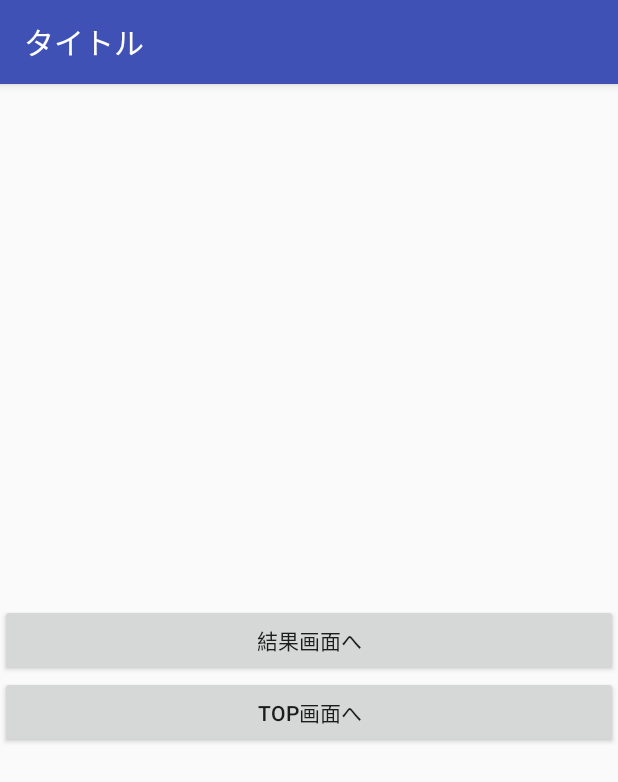
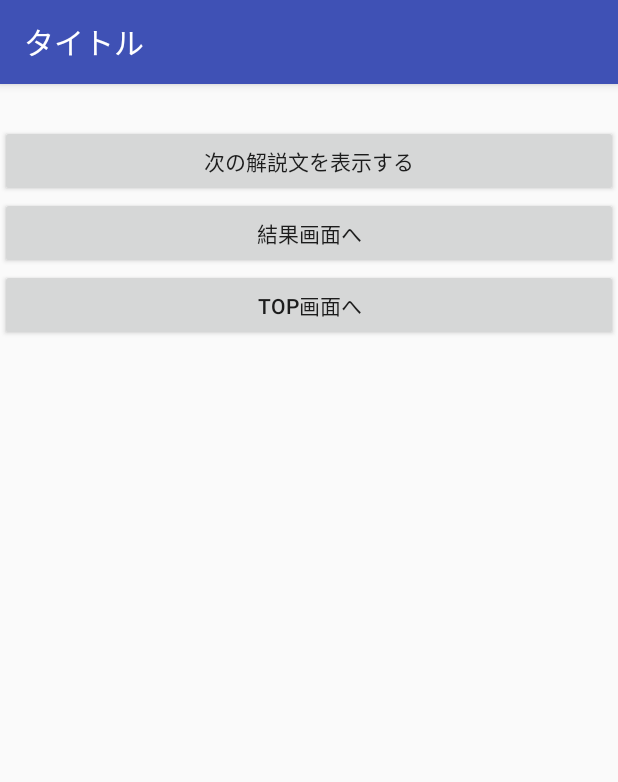
Before and after one commit to yuuki-shinpo/QuizAppli, an Android app: the CorrectSampleActivity screen opened directly, with no data from a screen before it, on a phone screen of 412 x 824 dp. Shown: the top 782 px of the screen. Run offline under Robolectric (Android 15) with nearby library versions, the phone set to English and light mode, and no system bars; 3 statements that could not run were skipped.

Commit message:
新保： CorrectSampleActivity→TextViewを1つに変更し、ボタンを押下することにいろ次の解説を表示させる仕様に変更

```diff
--- a/app/src/main/java/com/example/sample/quizappli/CorrectSampleActivity.java
+++ b/app/src/main/java/com/example/sample/quizappli/CorrectSampleActivity.java
@@ -10,8 +10,14 @@ import android.widget.TextView;
 
 public class CorrectSampleActivity extends AppCompatActivity {
 
-    String tableName ;
+    String tableName;
     int[] idOrder;
+    //count初期化
+    int count = 0;
+    int idnumber = 1;
+
+    //解説文の初期化
+    String[] text = new String[11];
 
     @Override
     protected void onCreate(Bundle savedInstanceState) {
@@ -23,22 +29,16 @@ public class CorrectSampleActivity extends AppCompatActivity {
         Intent intent = getIntent();
         tableName = intent.getStringExtra("Question");
         //解説順のid配列を取得
-        int[] idOrder = intent.getIntArrayExtra("answerOrder");
+        idOrder = intent.getIntArrayExtra("answerOrder");
 
         //DB取得
         DatabaseHelper helper = new DatabaseHelper(CorrectSampleActivity.this);
         SQLiteDatabase db = helper.getReadableDatabase();
 
 
-        //count初期化
-        int count = 0;
 
-        //解説文の初期化
-        String text = null;
-
-        StringBuilder sb = new StringBuilder();
         //解説を取得
-        for (int id = 1 ; id < 11; id++) {
+        for (int id = 1; id < 11; id++) {
 
             String sql = "SELECT KAISETU FROM " + tableName + " WHERE _id = " + idOrder[id];
 
@@ -48,40 +48,50 @@ public class CorrectSampleActivity extends AppCompatActivity {
             //データ取得
             while (cursor.moveToNext()) {
                 int indexColumn = cursor.getColumnIndex("KAISETU");
+                StringBuilder sb = new StringBuilder();
                 sb.append("問題");
                 count++;
                 sb.append(count);
                 sb.append(": ");
                 sb.append(cursor.getString(indexColumn));
-                text = new String(sb);
+                //解説文を解答順に配列に格納
+                text[count] = new String(sb);
             }
-
-
-            TextView textView = findViewById(R.id.text + count);
-            textView.setText(text);
-
         }
-
+        onClicknextkaisetu();
     }
 
-    public void onClick(View view){
+    public void onClick(View view) {
         int id = view.getId();
-        Intent intent= null;
+        Intent intent = null;
         //押下されたボタンで画面遷移を分岐
-        switch (id){
+        switch (id) {
+            case R.id.button_nextkaisetu://最後の問題まで出し切ったらボタンを使用不可能にする
+                onClicknextkaisetu();
+                break;
+
             case R.id.button_result:
-                intent = new Intent(CorrectSampleActivity.this,ResultActivity.class);
+                intent = new Intent(CorrectSampleActivity.this, ResultActivity.class);
                 intent.putExtra("Question", tableName);
-                intent.putExtra("answerOrder",idOrder);
+                intent.putExtra("answerOrder", idOrder);
                 startActivity(intent);
                 break;
 
             case R.id.button_top:
+
                 finish();
+                //AFLG,DFLGの初期化処理を行う
                 break;
         }
     }
 
-
-
+    /*
+     * 次の解説文を表示
+     */
+    public void onClicknextkaisetu() {
+        TextView textView = findViewById(R.id.text1);
+        //textView.setText("　呼ばれました　"+idnumber);
+        textView.setText(text[idnumber]);
+        idnumber++;
+    }
 }
--- a/app/src/main/res/layout/activity_correct_sample.xml
+++ b/app/src/main/res/layout/activity_correct_sample.xml
@@ -10,70 +10,16 @@
         android:layout_width="match_parent"
         android:layout_height="wrap_content"
         android:text=""
-        android:textSize="25sp"/>
+        android:textSize="20sp"/>
 
-    <TextView
-        android:id="@+id/text2"
+    <Button
+        android:id="@+id/button_nextkaisetu"
         android:layout_width="match_parent"
         android:layout_height="wrap_content"
-        android:text=""
-        android:textSize="25sp"/>
+        android:text="次の解説文を表示する"
+        android:onClick="onClick"/>
 
-    <TextView
-        android:id="@+id/text3"
-        android:layout_width="match_parent"
-        android:layout_height="wrap_content"
-        android:text=""
-        android:textSize="25sp"/>
 
-    <TextView
-        android:id="@+id/text4"
-        android:layout_width="match_parent"
-        android:layout_height="wrap_content"
-        android:text=""
-        android:textSize="25sp"/>
-
-    <TextView
-        android:id="@+id/text5"
-        android:layout_width="match_parent"
-        android:layout_height="wrap_content"
-        android:text=""
-        android:textSize="25sp" />
-
-    <TextView
-        android:id="@+id/text6"
-        android:layout_width="match_parent"
-        android:layout_height="wrap_content"
-        android:text=""
-        android:textSize="25sp"/>
-
-    <TextView
-        android:id="@+id/text7"
-        android:layout_width="match_parent"
-        android:layout_height="wrap_content"
-        android:text=""
-        android:textSize="25sp"/>
-
-    <TextView
-        android:id="@+id/text8"
-        android:layout_width="match_parent"
-        android:layout_height="wrap_content"
-        android:text=""
-        android:textSize="25sp"/>
-
-    <TextView
-        android:id="@+id/text9"
-        android:layout_width="match_parent"
-        android:layout_height="wrap_content"
-        android:text=""
-        android:textSize="25sp"/>
-
-    <TextView
-        android:id="@+id/text10"
-        android:layout_width="match_parent"
-        android:layout_height="wrap_content"
-        android:text=""
-        android:textSize="25sp"/>
 
     <Button
         android:id="@+id/button_result"
--- a/app/src/main/res/layout/activity_result.xml
+++ b/app/src/main/res/layout/activity_result.xml
@@ -10,27 +10,28 @@
         android:layout_width="match_parent"
         android:layout_height="wrap_content"
         android:text="@string/title_result"
-        android:textSize="25sp"/>
+        android:textSize="45sp"/>
 
     <TextView
         android:id="@+id/TV_correctNum_id"
         android:layout_width="match_parent"
         android:layout_height="wrap_content"
         android:text=""
-        android:textSize="25sp"/>
+        android:textSize="35sp"/>
 
     <TextView
         android:id="@+id/TV_correctPer_id"
         android:layout_width="match_parent"
         android:layout_height="wrap_content"
         android:text=""
-        android:textSize="25sp"/>
+        android:textSize="35sp"/>
 
     <Button
         android:id="@+id/button_correctSample"
         android:layout_width="match_parent"
         android:layout_height="wrap_content"
         android:text="@string/correctSample_view"
+        android:textSize="35sp"
         android:onClick="onClick"/>
 
     <Button
@@ -38,5 +39,6 @@
         android:layout_width="match_parent"
         android:layout_height="wrap_content"
         android:text="@string/top_view"
+        android:textSize="35sp"
         android:onClick="onClick"/>
 </LinearLayout>
```
